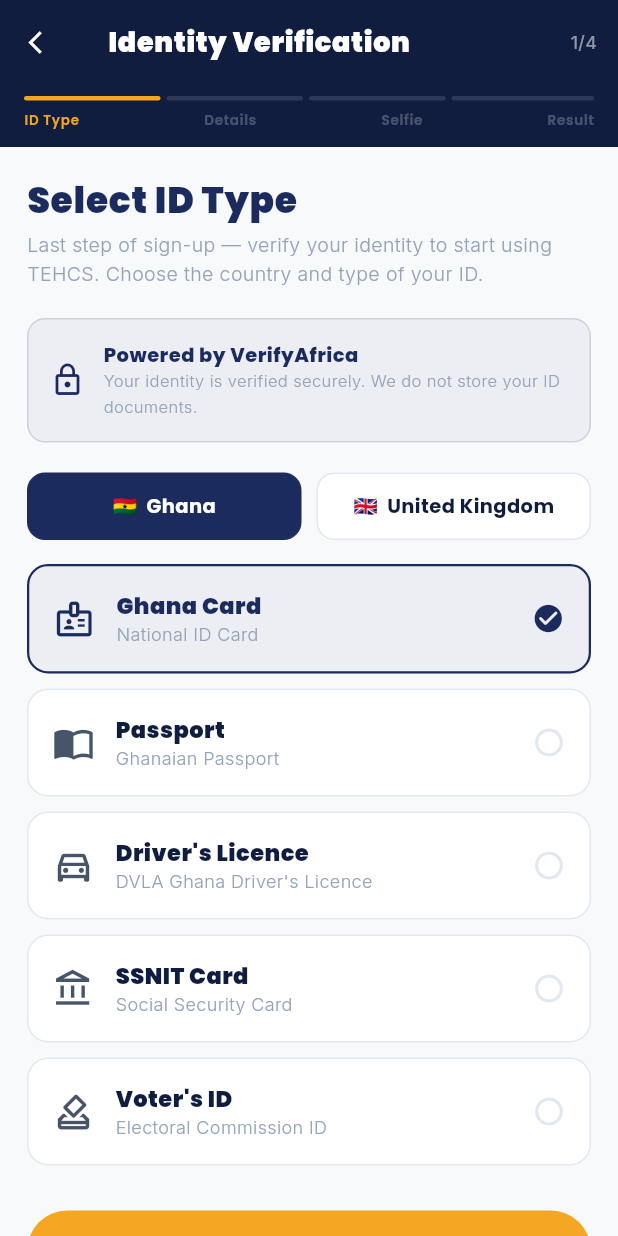
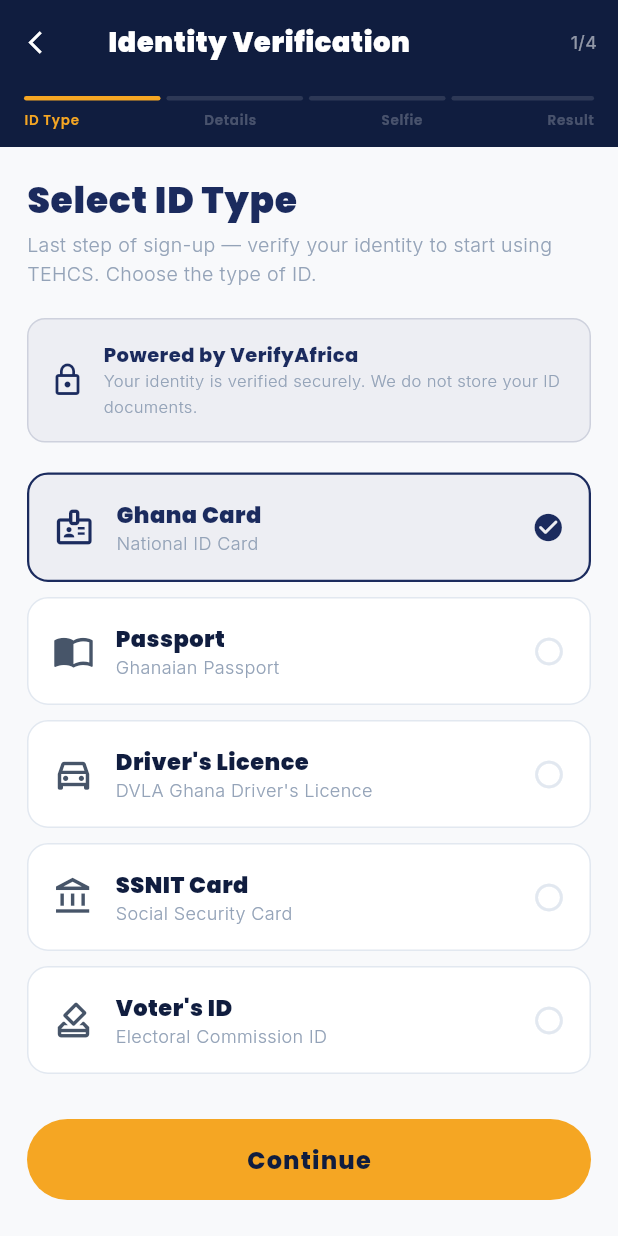
Before and after one commit to melvinasamoah17-sudo/tehcs-app, a Flutter app: the VerifyAfricaScreen screen opened directly, on a phone screen of 412 x 824 dp. Run offline on Flutter 3.47's test engine with Material 3 defaults, Android fonts, the phone set to English and light mode, and no system bars; our stand-ins replace cloud_firestore, cloud_functions, firebase_auth, firebase_core, firebase_messaging, flutter_map and 8 more; accounts and stored records are empty.

Commit message:
Make ID verification Ghana-only for now; UK users skip it until UK provider is added
Co-Authored-By: Claude Opus 5.5 <noreply@anthropic.com>

```diff
--- a/lib/screens/auth/register_screen.dart
+++ b/lib/screens/auth/register_screen.dart
@@ -14,6 +14,7 @@ import '../../services/auth_routing.dart';
 import '../../services/phone_auth_helper.dart';
 import '../../services/region_service.dart';
 import '../verify/verify_africa_screen.dart';
+import 'verify_email_screen.dart';
 import '../../widgets/blur_slideshow.dart';
 import 'login_screen.dart';
 
@@ -192,9 +193,11 @@ class _RegisterScreenState extends State<RegisterScreen>
       });
 
       if (!mounted) return;
-      // Identity verification is part of sign-up; email check follows.
+      // Identity verification is part of sign-up (Ghana); email check follows.
       Navigator.of(context).pushReplacement(MaterialPageRoute(
-          builder: (_) => const VerifyAfricaScreen(role: 'customer', onboarding: true)));
+          builder: (_) => idVerificationRequired
+              ? const VerifyAfricaScreen(role: 'customer', onboarding: true)
+              : const VerifyEmailScreen(role: 'customer')));
     } on FirebaseAuthException catch (e) {
       _setErr(switch (e.code) {
         'email-already-in-use' => 'An account already exists with this email.',
--- a/lib/screens/profile_screen.dart
+++ b/lib/screens/profile_screen.dart
@@ -603,6 +603,8 @@ class _ProfileScreenState extends State<ProfileScreen> {
     return Padding(
       padding: const EdgeInsets.fromLTRB(16, 0, 16, 0),
       child: _Section(title: 'Account', children: [
+        // ID verification is Ghana only for now
+        if (!RegionService.current.isUK)
         _ActionRow(
           icon: Icons.verified_user_outlined,
           label: _data['id_verified'] == true
--- a/lib/screens/verify/verify_africa_screen.dart
+++ b/lib/screens/verify/verify_africa_screen.dart
@@ -8,7 +8,6 @@ import 'dart:convert';
 import 'dart:io';
 import '../../theme/app_theme.dart';
 import '../../services/auth_routing.dart';
-import '../../services/region_service.dart';
 import '../auth/login_screen.dart';
 
 // ─────────────────────────────────────────
@@ -37,7 +36,8 @@ class _VerifyAfricaScreenState extends State<VerifyAfricaScreen>
   int   _step       = 0; // 0=select ID, 1=enter details, 2=selfie, 3=result
 
   // ── ID Types ──
-  String _country   = 'GH'; // 'GH' | 'GB'
+  // Ghana only for now; UK documents to be added later.
+  final String _country = 'GH';
   String _idType    = 'GHANA_CARD';
   static const _idTypesByCountry = {
     'GH': [
@@ -46,12 +46,6 @@ class _VerifyAfricaScreenState extends State<VerifyAfricaScreen>
       {'id': 'DRIVERS',     'label': 'Driver\'s Licence',  'icon': Icons.directions_car_outlined, 'desc': 'DVLA Ghana Driver\'s Licence', 'hint': 'Licence number'},
       {'id': 'SSNIT',       'label': 'SSNIT Card',         'icon': Icons.account_balance_outlined, 'desc': 'Social Security Card', 'hint': 'SSNIT number'},
       {'id': 'VOTERS',      'label': 'Voter\'s ID',        'icon': Icons.how_to_vote_outlined, 'desc': 'Electoral Commission ID', 'hint': 'Voter ID number'},
-    ],
-    'GB': [
-      {'id': 'PASSPORT',    'label': 'UK Passport',        'icon': Icons.import_contacts_outlined, 'desc': 'British Passport', 'hint': 'e.g. 123456789'},
-      {'id': 'DRIVERS',     'label': 'Driving Licence',    'icon': Icons.directions_car_outlined, 'desc': 'DVLA Photocard Driving Licence', 'hint': 'e.g. MORGA753116SM9IJ'},
-      {'id': 'SHARE_CODE',  'label': 'eVisa / Share Code', 'icon': Icons.qr_code_2_outlined, 'desc': 'UKVI Right to Work / Rent Share Code', 'hint': 'e.g. W12 345 678'},
-      {'id': 'NI_NUMBER',   'label': 'National Insurance', 'icon': Icons.account_balance_outlined, 'desc': 'National Insurance Number', 'hint': 'e.g. QQ 12 34 56 C'},
     ],
   };
   List<Map<String, Object>> get _idTypes => _idTypesByCountry[_country]!;
@@ -77,8 +71,6 @@ class _VerifyAfricaScreenState extends State<VerifyAfricaScreen>
   @override
   void initState() {
     super.initState();
-    _country = RegionService.current.code;
-    _idType  = _idTypes.first['id'] as String;
     _animCtrl  = AnimationController(vsync: this, duration: const Duration(milliseconds: 700));
     _checkScale = Tween<double>(begin: 0, end: 1).animate(
       CurvedAnimation(parent: _animCtrl, curve: Curves.elasticOut));
@@ -309,7 +301,7 @@ class _VerifyAfricaScreenState extends State<VerifyAfricaScreen>
       child: Column(crossAxisAlignment: CrossAxisAlignment.start, children: [
         _sectionTitle('Select ID Type'),
         Text(widget.onboarding
-            ? 'Last step of sign-up — verify your identity to start using TEHCS. Choose the country and type of your ID.'
+            ? 'Last step of sign-up — verify your identity to start using TEHCS. Choose the type of ID.'
             : 'Choose the type of ID you want to verify with',
           style: GoogleFonts.inter(fontSize: 13, color: AppTheme.textMute, fontWeight: FontWeight.w300)),
         const SizedBox(height: 20),
@@ -334,31 +326,6 @@ class _VerifyAfricaScreenState extends State<VerifyAfricaScreen>
           ]),
         ),
         const SizedBox(height: 20),
-
-        // ── Country of ID ──
-        Row(children: [
-          for (final c in const [['GH', '🇬🇭  Ghana'], ['GB', '🇬🇧  United Kingdom']]) ...[
-            Expanded(child: GestureDetector(
-              onTap: () => setState(() {
-                _country = c[0];
-                _idType  = _idTypes.first['id'] as String;
-              }),
-              child: AnimatedContainer(
-                duration: const Duration(milliseconds: 180),
-                padding: const EdgeInsets.symmetric(vertical: 12),
-                decoration: BoxDecoration(
-                  color: _country == c[0] ? AppTheme.navy : AppTheme.white,
-                  borderRadius: BorderRadius.circular(12),
-                  border: Border.all(color: _country == c[0] ? AppTheme.navy : AppTheme.border)),
-                child: Center(child: Text(c[1], style: GoogleFonts.poppins(
-                  fontSize: 13, fontWeight: FontWeight.w700,
-                  color: _country == c[0] ? Colors.white : AppTheme.navyDark))),
-              ),
-            )),
-            if (c[0] == 'GH') const SizedBox(width: 10),
-          ],
-        ]),
-        const SizedBox(height: 16),
 
         ..._idTypes.map((t) {
           final sel = _idType == t['id'];
--- a/lib/services/auth_routing.dart
+++ b/lib/services/auth_routing.dart
@@ -10,7 +10,11 @@ import 'region_service.dart';
 const String kPrimaryAdminEmail = 'twitchempireinfo@gmail.com';
 
 /// Customers must verify their identity before they can use the app.
+/// Ghana only for now — UK verification will be added later.
 const bool kRequireIdVerification = true;
+
+bool get idVerificationRequired =>
+    kRequireIdVerification && !RegionService.current.isUK;
 
 enum UserRole { client, staff, admin }
 
@@ -46,7 +50,7 @@ Future<Widget> resolveHomeScreen(User user) async {
     await _ensureClientProfile(refreshed);
     final ref = db.collection('clients').doc(refreshed.uid);
     await RegionService.syncFromProfile(ref);
-    if (kRequireIdVerification && !await _isIdVerified(ref)) {
+    if (idVerificationRequired && !await _isIdVerified(ref)) {
       return const VerifyAfricaScreen(role: 'customer', onboarding: true);
     }
     return const MainScreen(role: 'customer');
```
